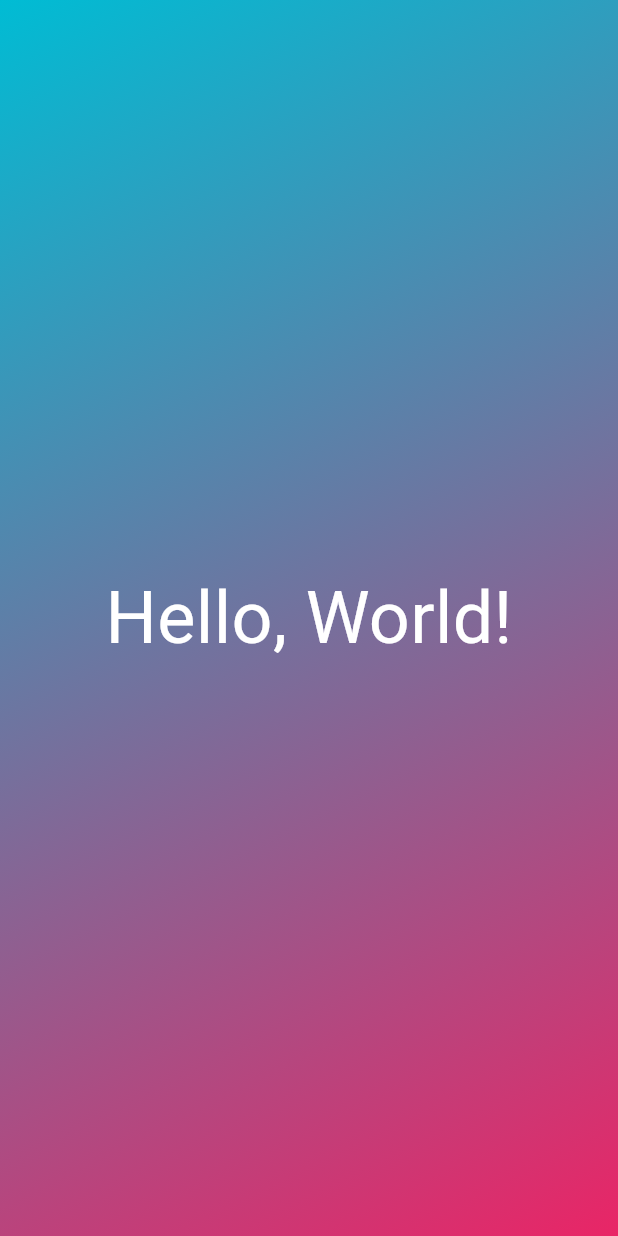
After one commit to curtis-clement/first_flutter_app, a Flutter app: the screen it shows after launch, on a phone screen of 412 x 824 dp. The commit adds this screen. Run offline on Flutter 3.47's test engine with Material 3 defaults, Android fonts, the phone set to English and light mode, and no system bars.

Commit message:
move text to custom widget

```diff
--- a/lib/gradient_container.dart
+++ b/lib/gradient_container.dart
@@ -1,4 +1,5 @@
 import 'package:flutter/material.dart';
+import 'package:first_flutter_app/styled_text.dart';
 
 class GradientContainer extends StatelessWidget {
   const GradientContainer({super.key});
@@ -17,8 +18,7 @@ class GradientContainer extends StatelessWidget {
         ),
       ),
       child: const Center(
-        child: Text('Hello, World!',
-            style: TextStyle(color: Colors.white, fontSize: 48,)),
+        child: StyledText()
       ),
     );
   }
--- /dev/null
+++ b/lib/styled_text.dart
@@ -0,0 +1,18 @@
+import 'package:flutter/material.dart';
+
+class StyledText extends StatelessWidget {
+  const StyledText({super.key});
+
+  @override
+  Widget build(BuildContext context) {
+    return const Center(
+      child: Text(
+        'Hello, World!',
+        style: TextStyle(
+          color: Colors.white,
+          fontSize: 48,
+        ),
+      ),
+    );
+  }
+}
```
